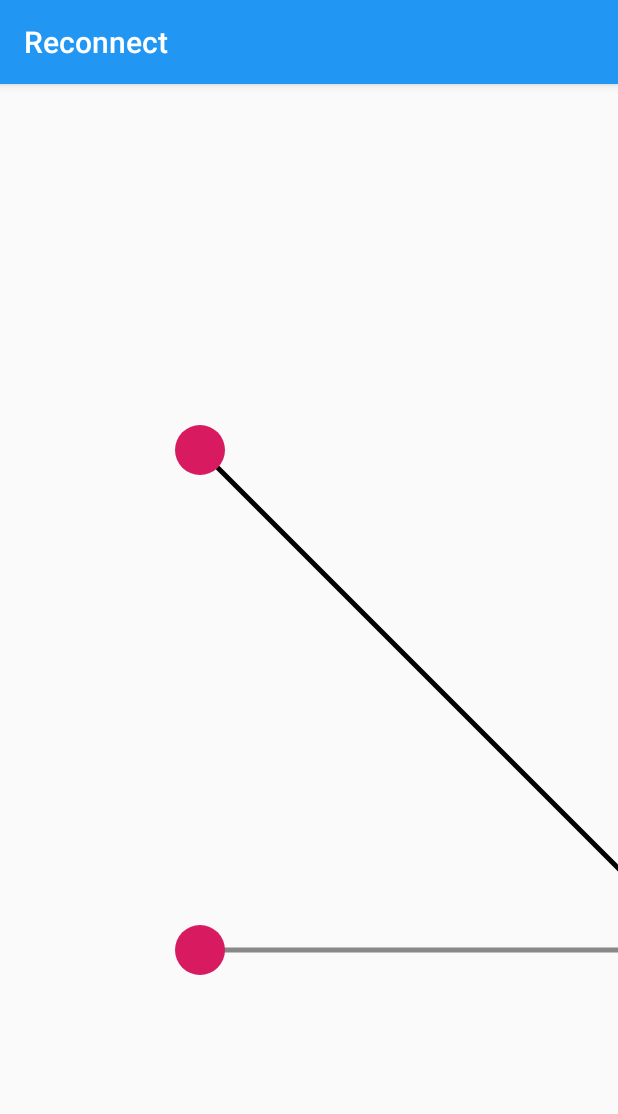
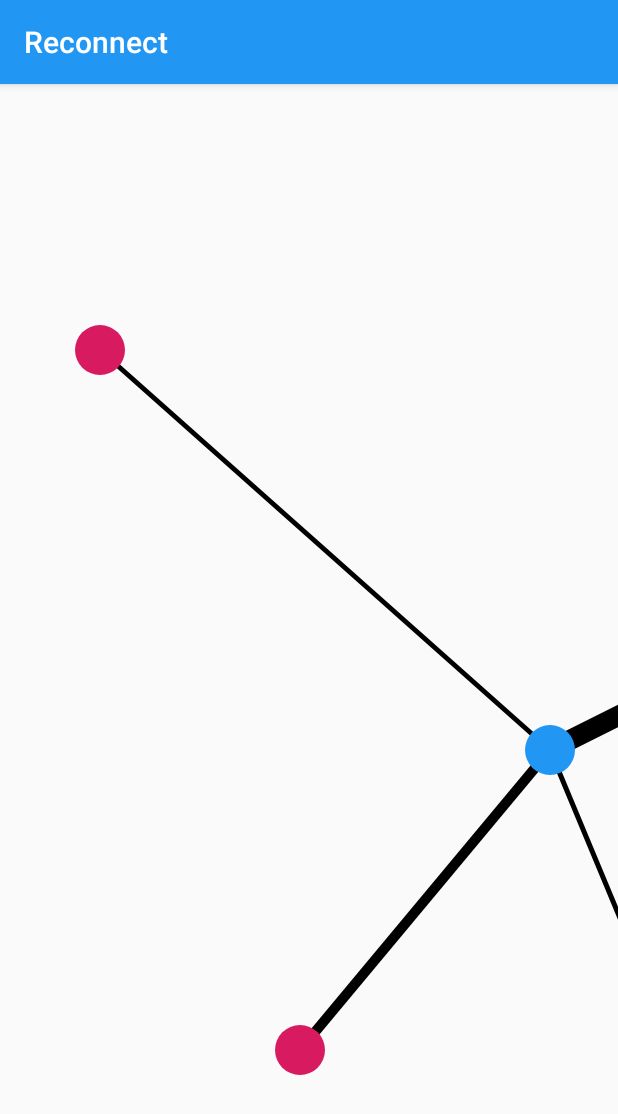
Before and after one commit to miajs2/ReconnectApp, an Android app: the GraphView screen opened directly, with no data from a screen before it, on a phone screen of 412 x 824 dp. Shown: the top 1114 px of the screen. Run offline under Robolectric (Android 15) with nearby library versions, the phone set to English and light mode, and no system bars.

Commit message:
Finalized style and layout of summary, working on graph

```diff
--- a/app/src/main/AndroidManifest.xml
+++ b/app/src/main/AndroidManifest.xml
@@ -10,7 +10,7 @@
         android:supportsRtl="true"
         android:theme="@style/AppTheme">
         <activity android:name=".GraphView"></activity>
-        <activity android:name=".Summary" />
+        <activity android:name=".Summary" android:label="Summary" />
         <activity android:name=".MainActivity">
             <intent-filter>
                 <action android:name="android.intent.action.MAIN" />
--- a/app/src/main/java/com/example/reconnect/MainActivity.java
+++ b/app/src/main/java/com/example/reconnect/MainActivity.java
@@ -24,7 +24,7 @@ public class MainActivity extends AppCompatActivity {
 
 
     int[] avatars = new int[]{
-            R.drawable.default_avatar, R.drawable.default_avatar, R.drawable.default_avatar, R.drawable.default_avatar,
+            R.drawable.alex, R.drawable.john, R.drawable.mary, R.drawable.sarah,
     };
 
     String[] lastConnected = new String[]{
--- a/app/src/main/java/com/example/reconnect/SocialGraph.java
+++ b/app/src/main/java/com/example/reconnect/SocialGraph.java
@@ -36,6 +36,8 @@ public class SocialGraph extends View {
     private final Point point1;
     private final Point point2;
     private final Point point3;
+    private final Point point4;
+    private final Point point5;
 
     public SocialGraph(Context context) {
         super(context);
@@ -60,9 +62,11 @@ public class SocialGraph extends View {
 //            points.add(new Point(0,0));
 //        }
 //        selfPoint = new Point();
-        point1 = new Point(200, 300);
+        point1 = new Point((int)this.getX()/2, (int)this.getY()/2);
         point2 = new Point(700, 800);
         point3 = new Point(200, 800);
+        point4 = new Point(100,500);
+        point5 = new Point(400,400);
     }
 
     public SocialGraph(Context context, AttributeSet attrs) {
@@ -71,9 +75,11 @@ public class SocialGraph extends View {
         p.setStrokeWidth(5);
         path = new Path();
 
-        point1 = new Point(200, 300);
-        point2 = new Point(700, 800);
-        point3 = new Point(200, 800);
+        point1 = new Point(100, 200);
+        point2 = new Point(550, 600);
+        point3 = new Point(300, 900);
+        point4 = new Point(950,400);
+        point5 = new Point(800,1200);
     }
 
     public SocialGraph(Context context, AttributeSet attrs, int defStyle) {
@@ -85,6 +91,8 @@ public class SocialGraph extends View {
         point1 = new Point(200, 300);
         point2 = new Point(700, 800);
         point3 = new Point(200, 800);
+        point4 = new Point(500,800);
+        point5 = new Point(400,400);
     }
 
     @Override
@@ -103,7 +111,26 @@ public class SocialGraph extends View {
         path.moveTo(point2.x, point2.y);
         path.lineTo(point3.x, point3.y);
         p.setStyle(Paint.Style.STROKE);
-        p.setColor(Color.GRAY);
+        p.setColor(Color.BLACK);
+        p.setStrokeWidth(10);
+        canvas.drawPath(path, p);
+
+        // draw the edge
+        path.reset();
+        path.moveTo(point2.x, point2.y);
+        path.lineTo(point4.x, point4.y);
+        p.setStyle(Paint.Style.STROKE);
+        p.setColor(Color.BLACK);
+        p.setStrokeWidth(20);
+        canvas.drawPath(path, p);
+
+        // draw the edge
+        path.reset();
+        path.moveTo(point2.x, point2.y);
+        path.lineTo(point5.x, point5.y);
+        p.setStyle(Paint.Style.STROKE);
+        p.setColor(Color.BLACK);
+        p.setStrokeWidth(5);
         canvas.drawPath(path, p);
 
         // draw first vertex
@@ -120,5 +147,15 @@ public class SocialGraph extends View {
         p.setStyle(Paint.Style.FILL);
         p.setColor(getResources().getColor(R.color.colorAccent));
         canvas.drawCircle(point3.x, point3.y, 25, p);
+
+        // draw third vertex
+        p.setStyle(Paint.Style.FILL);
+        p.setColor(getResources().getColor(R.color.colorAccent));
+        canvas.drawCircle(point4.x, point4.y, 25, p);
+
+        // draw third vertex
+        p.setStyle(Paint.Style.FILL);
+        p.setColor(getResources().getColor(R.color.colorAccent));
+        canvas.drawCircle(point5.x, point5.y, 25, p);
     }
 }
--- a/app/src/main/res/layout/activity_summary2.xml
+++ b/app/src/main/res/layout/activity_summary2.xml
@@ -38,8 +38,8 @@
                     android:layout_width="200dp"
                     android:layout_height="35dp"
                     android:backgroundTint="@color/colorPrimary"
+                    android:dropDownWidth="200dp"
                     android:overlapAnchor="false"
-                    android:popupBackground="@android:color/background_light"
                     android:spinnerMode="dropdown"
                     app:layout_constraintEnd_toEndOf="parent"
                     app:layout_constraintHorizontal_bias="0.496"
@@ -54,6 +54,7 @@
                 android:layout_height="wrap_content"
                 android:layout_marginTop="36dp"
                 android:text="@string/summary_string"
+                android:textColor="@android:color/black"
                 android:textSize="18sp"
                 android:textStyle="bold"
                 app:layout_constraintStart_toStartOf="parent"
```
Also changed, not shown: app/src/main/java/com/example/reconnect/Summary.java (+21 -6 lines), app/src/main/res/layout/interaction_template_summary.xml (+22 -6 lines), app/src/main/res/drawable/alex.jpg (added), app/src/main/res/drawable/john.jpg (added), app/src/main/res/drawable/mary.jpg (added), app/src/main/res/drawable/sarah.jpg (added).
